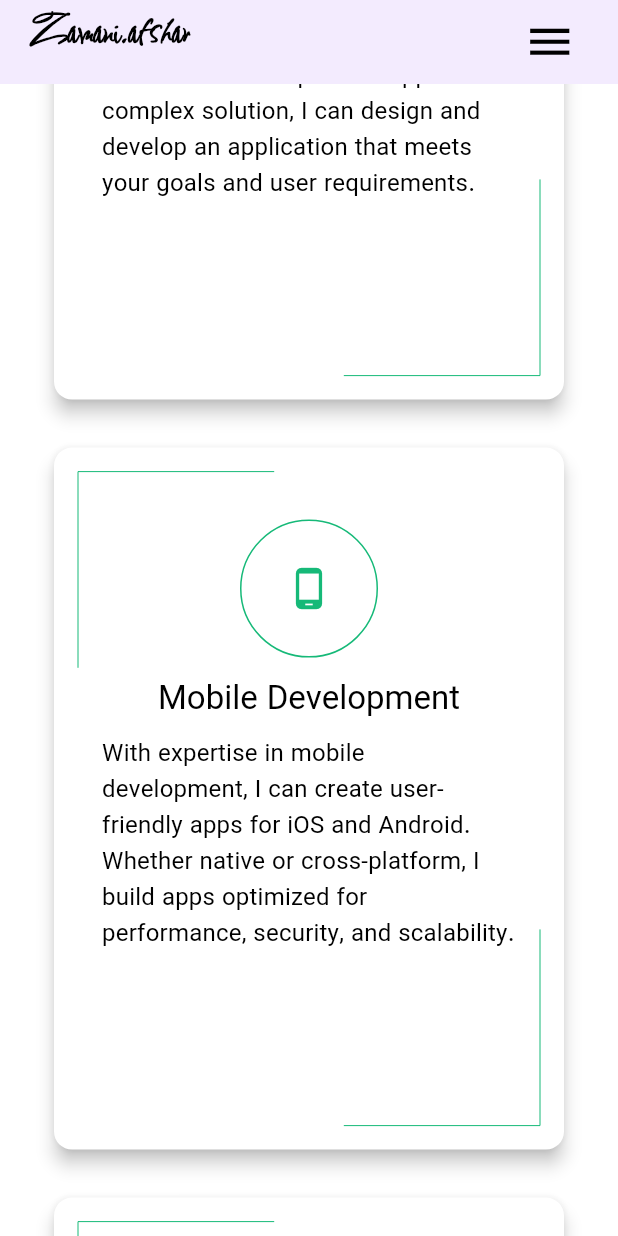
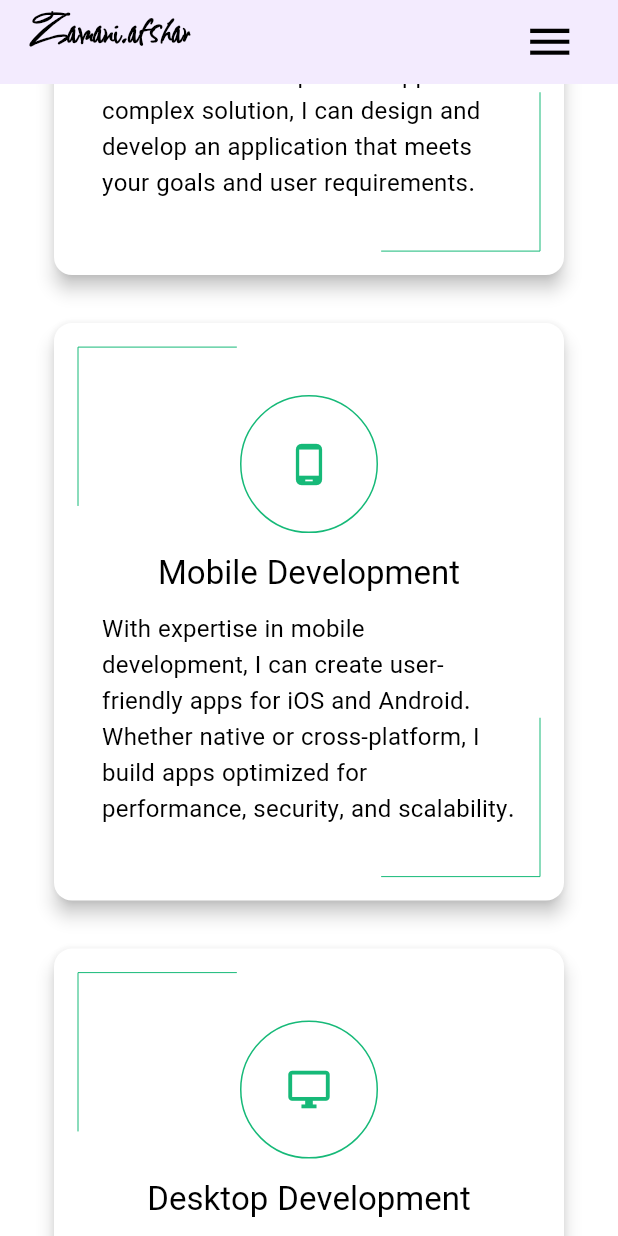
Before and after one commit to zamaniafshar/zamaniafshar.github.io, a Flutter app: the screen it shows after launch, scrolled down 2880 dp, on a phone screen of 412 x 824 dp. Run offline on Flutter 3.47's test engine with Material 3 defaults, Android fonts, the phone set to English and light mode, and no system bars; drawn by our look-alikes of auto_size_text; our stand-ins replace animated_text_kit, flutter_hooks, flutter_svg, hive, hive_flutter, hooks_riverpod; accounts and stored records are empty; generated files the repository leaves out were written again; network calls fail.

```diff
--- a/lib/ui/home/widgets/my_services/widgets/service_container.dart
+++ b/lib/ui/home/widgets/my_services/widgets/service_container.dart
@@ -19,9 +19,7 @@ class ServiceContainer extends StatelessWidget {
     final theme = Theme.of(context);
     final screen = Screen.of(context);
 
-    return SizedBox(
-      height: 500,
-      child: Card(
+    return Card(
       margin: const EdgeInsets.all(16),
       color: Colors.white,
       child: Padding(
@@ -50,12 +48,11 @@ class ServiceContainer extends StatelessWidget {
                   style: theme.textTheme.titleLarge,
                 ),
                 const SizedBox(height: 10),
-                  AutoSizeText(
+                Text(
                   description,
                   style: theme.textTheme.titleMedium,
                 ),
               ],
-              ),
             ),
           ),
         ),
```
Also changed, not shown: lib/ui/home/widgets/my_services/my_services.dart (+6 -2 lines). Lines whose indentation alone changed are shown as unchanged.
